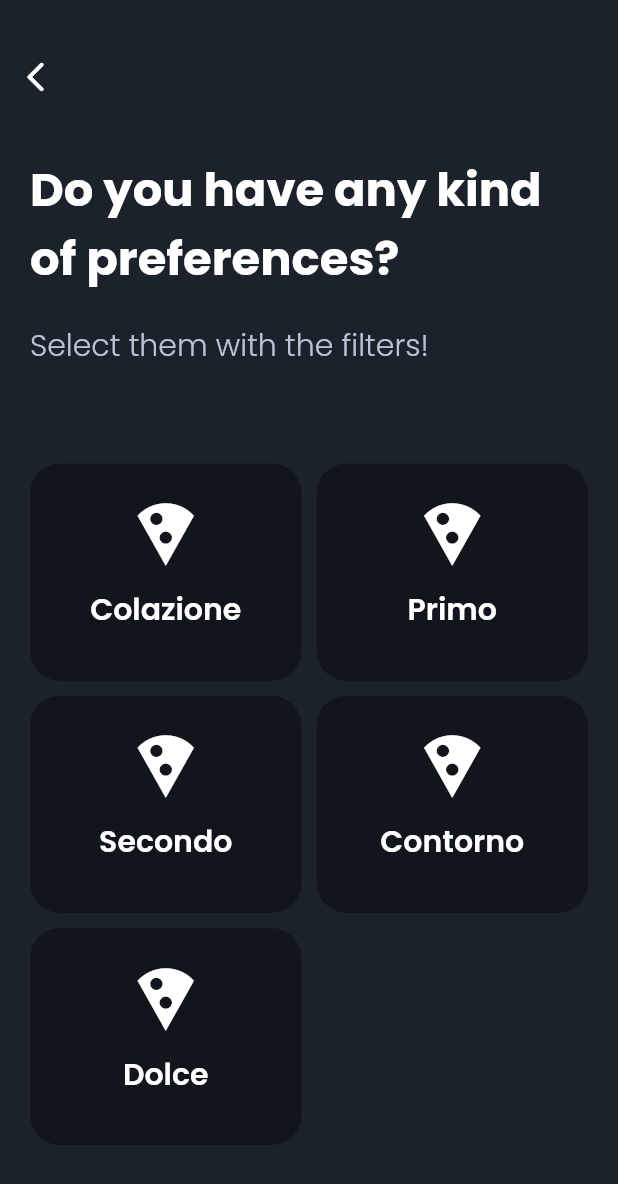
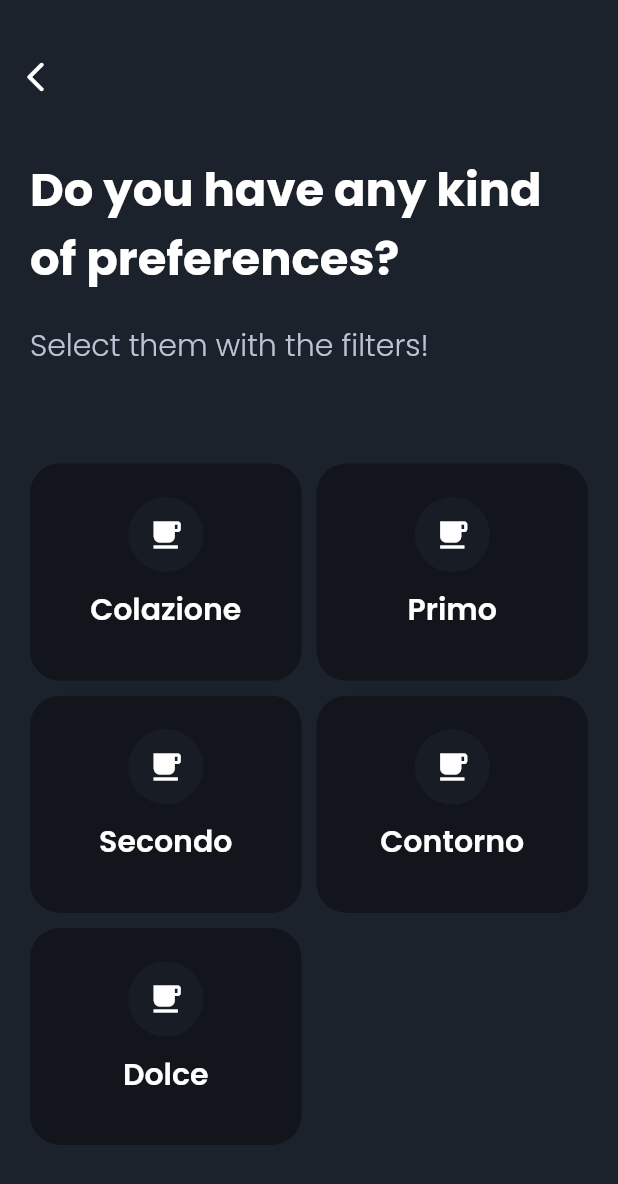
Before and after one commit to mitegj/food_match, a Flutter app: the screen it shows once a user with an empty profile is signed in, after a tap on the "filter alt" icon, on a phone screen of 412 x 824 dp. Shown: the top 1184 px of the screen. Run offline on Flutter 3.47's test engine with Material 2 defaults, Android fonts, the phone set to English and light mode, and no system bars; our stand-ins replace cloud_firestore, firebase_auth, firebase_core, firebase_remote_config, fl_chart, flutter_spinkit and 5 more; accounts and stored records are empty.

Commit message:
UI filter

```diff
--- a/lib/utils/UIColors.dart
+++ b/lib/utils/UIColors.dart
@@ -87,6 +87,14 @@ class UIColors {
   }
 
   static Color get particularBlack {
-    return Color(0xF191D22);
+    return Color(0xFF191D22);
+  }
+
+  static Color get violetMain {
+    return Color(0xFF4B3869);
+  }
+
+  static Color get violetMainlightOption {
+    return Color(0xFF664E88);
   }
 }
--- a/lib/widgets/home/filters_header.dart
+++ b/lib/widgets/home/filters_header.dart
@@ -28,7 +28,7 @@ class FilterHeader extends StatelessWidget {
             () => Container(
               decoration: BoxDecoration(
                   color: listFilters.contains(el.index)
-                      ? UIColors.darkPurple
+                      ? UIColors.violetMain
                       : UIColors.detailBlack,
                   borderRadius: BorderRadius.circular(20)),
               child: Align(
@@ -36,10 +36,15 @@ class FilterHeader extends StatelessWidget {
                 child: Column(
                   mainAxisAlignment: MainAxisAlignment.center,
                   children: <Widget>[
-                    Icon(
-                      Icons.local_pizza,
-                      color: UIColors.white,
-                      size: 50,
+                    CircleAvatar(
+                      radius: 25,
+                      backgroundColor: listFilters.contains(el.index)
+                          ? UIColors.violetMainlightOption
+                          : UIColors.black.withOpacity(0.6),
+                      child: Icon(
+                        Icons.free_breakfast,
+                        color: UIColors.white,
+                      ), //free_breakfast dinner_dining
                     ),
                     Padding(
                       padding: const EdgeInsets.all(10.0),
--- a/lib/widgets/home/home_header.dart
+++ b/lib/widgets/home/home_header.dart
@@ -77,7 +77,7 @@ class HomeHeader extends StatelessWidget {
                         ? Positioned(
                             child: CircleAvatar(
                               radius: 7,
-                              backgroundColor: UIColors.darkPurple,
+                              backgroundColor: UIColors.violetMain,
                             ),
                             top: -3,
                             right: -3,
```
